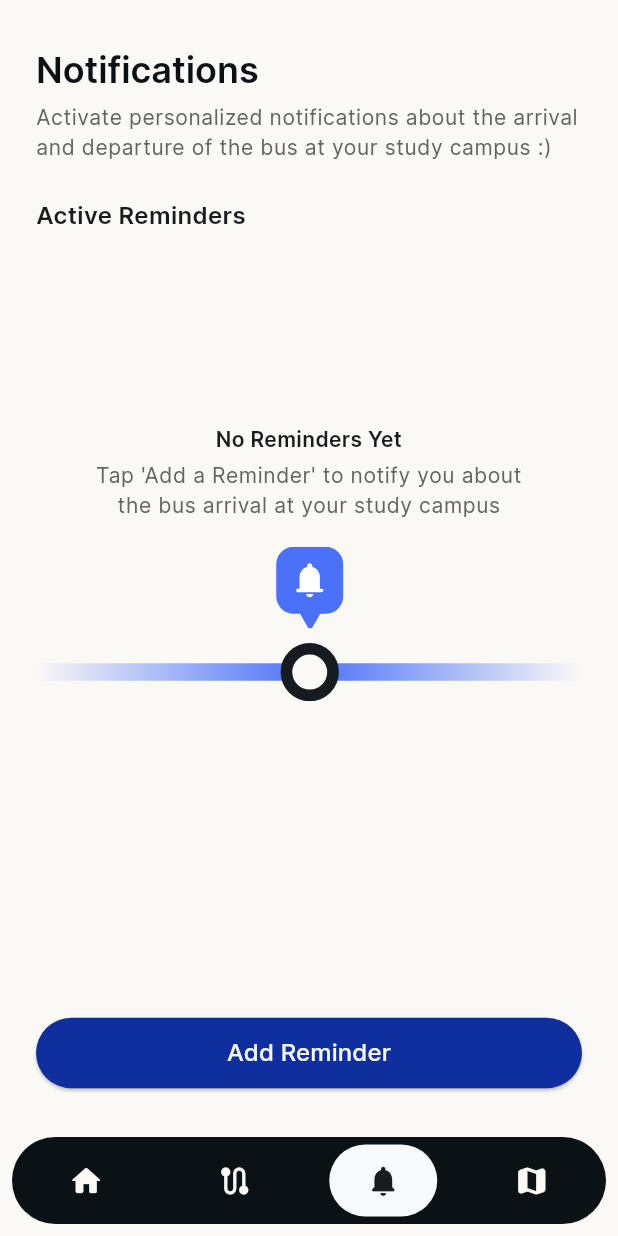
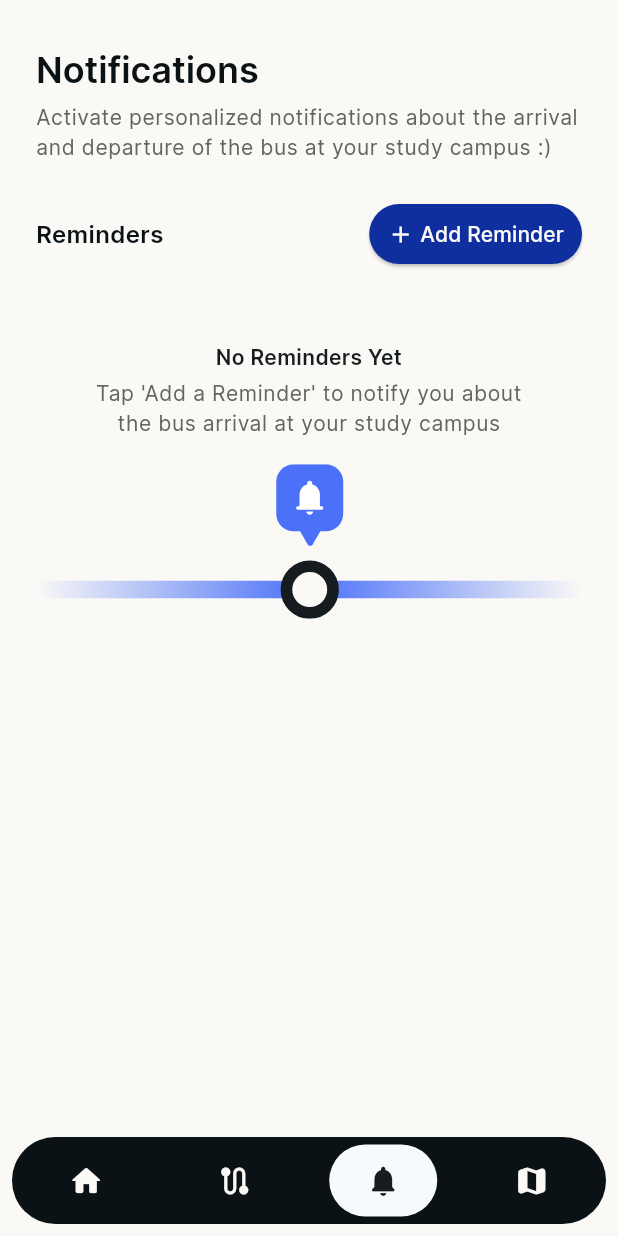
Before and after one commit to movilidad-up/simup-up-app, a Flutter app: the DashboardView screen opened directly, item 3 of the bottom bar chosen, on a phone screen of 412 x 824 dp. Run offline on Flutter 3.47's test engine with Material 3 defaults, Android fonts, the phone set to English and light mode, and no system bars; drawn by our look-alikes of showcaseview; our stand-ins replace flutter_local_notifications, flutter_svg, flutter_timezone, marquee, rx_shared_preferences, scrollable_positioned_list and 3 more; missing offline and left inert: cron, zoom_widget; accounts and stored records are empty; generated files the repository leaves out were written again; network calls fail.

Commit message:
SMP-018 - Updates add reminder button on Notifications View and solves overflowing issues.

```diff
--- a/lib/l10n/app_en.arb
+++ b/lib/l10n/app_en.arb
@@ -39,7 +39,7 @@
   "editReminder": "Edit Reminder",
   "addReminder": "Add Reminder",
   "updateReminder": "Update Reminder",
-  "activeReminders": "Active Reminders",
+  "activeReminders": "Reminders",
   "emptyReminders": "No Reminders Yet",
   "emptyRemindersDescription": "Tap 'Add a Reminder' to notify you about the bus arrival at your study campus",
   "emptyRoutes": "Bus is Resting",
--- a/lib/l10n/app_es.arb
+++ b/lib/l10n/app_es.arb
@@ -39,7 +39,7 @@
   "editReminder": "Editar recordatorio",
   "addReminder": "Añadir recordatorio",
   "updateReminder": "Actualizar recordatorio",
-  "activeReminders": "Recordatorios activos",
+  "activeReminders": "Recordatorios",
   "emptyReminders": "Aún no hay recordatorios",
   "emptyRoutes": "El bus esta descansando",
   "routeOneOperationsTime": "Recuerda que el bus esta funcional desde las 5:30 A.M. hasta las 7:00 P.M. en esta ruta.",
--- a/lib/views/components/empty-notifications.dart
+++ b/lib/views/components/empty-notifications.dart
@@ -10,7 +10,11 @@ class EmptyNotifications extends StatelessWidget {
   Widget build(BuildContext context) {
     double screenWidth = MediaQuery.of(context).size.width;
 
-    return Column(
+    return DecoratedBox(
+      decoration: const BoxDecoration(color: Colors.transparent),
+      child: Padding(
+        padding: const EdgeInsets.symmetric(vertical: 32.0),
+        child: Column(
           mainAxisAlignment: MainAxisAlignment.center,
           crossAxisAlignment: CrossAxisAlignment.center,
           children: [
@@ -47,6 +51,8 @@ class EmptyNotifications extends StatelessWidget {
                 ? "assets/images/illustrations/empty-reminders.svg"
                 : "assets/images/illustrations/empty-reminders-dark.svg"),
           ],
+        ),
+      ),
     );
   }
 }
--- /dev/null
+++ b/lib/views/components/label_button.dart
@@ -0,0 +1,59 @@
+import 'package:flutter/material.dart';
+import 'package:simup_up/views/styles/spaces.dart';
+
+class LabelButton extends StatelessWidget {
+  final IconData buttonIcon;
+  final String buttonText;
+  final VoidCallback onButtonPressed;
+  final bool hasPadding;
+  final bool isButtonEnabled;
+
+  const LabelButton({
+    Key? key,
+    required this.buttonText,
+    required this.onButtonPressed,
+    required this.isButtonEnabled,
+    this.hasPadding = true, required this.buttonIcon,
+  }) : super(key: key);
+
+  @override
+  Widget build(BuildContext context) {
+    return Padding(
+      padding: hasPadding ? const EdgeInsets.all(4.0) : EdgeInsets.zero,
+      child: ElevatedButton(
+        style: ElevatedButton.styleFrom(
+          animationDuration: const Duration(milliseconds: 200),
+          splashFactory: InkSparkle.splashFactory,
+          backgroundColor: Theme.of(context).colorScheme.primary,
+          disabledBackgroundColor: Theme.of(context).colorScheme.surfaceContainer,
+          shape: RoundedRectangleBorder(
+            borderRadius: BorderRadius.circular(24.0),
+          ),
+          padding: const EdgeInsets.symmetric(
+            horizontal: 12.0,
+              vertical: 8.0
+          ),
+        ),
+        onPressed: isButtonEnabled ? onButtonPressed : null,
+        child: Row(
+          children: [
+            Icon(
+                buttonIcon,
+                color: isButtonEnabled ? Theme.of(context).colorScheme.surface : Theme.of(context).colorScheme.onTertiaryContainer,
+            ),
+            HorizontalSpacing(4.0),
+            Text(
+              buttonText,
+              style: TextStyle(
+                fontFamily: 'Inter',
+                fontSize: 14.0,
+                fontWeight: FontWeight.w500,
+                color: isButtonEnabled ? Theme.of(context).colorScheme.surface : Theme.of(context).colorScheme.onTertiaryContainer,
+              ),
+            ),
+          ],
+        ),
+      ),
+    );
+  }
+}
--- a/lib/views/notifications_view.dart
+++ b/lib/views/notifications_view.dart
@@ -1,5 +1,6 @@
 import 'package:flutter/material.dart';
 import 'package:simup_up/views/components/empty-notifications.dart';
+import 'package:simup_up/views/components/label_button.dart';
 import 'package:simup_up/views/components/primary_button.dart';
 import 'package:simup_up/views/components/reminder_card.dart';
 import 'package:simup_up/views/styles/spaces.dart';
@@ -42,10 +43,11 @@ class _NotificationsViewState extends State<NotificationsView> {
     double screenWidth = MediaQuery.of(context).size.width;
     double screenHeight = MediaQuery.of(context).size.height;
 
-    return SafeArea(
-        child: SizedBox(
-      height: screenHeight,
-      width: screenWidth,
+    return CustomScrollView(
+      slivers: [
+        SliverFillRemaining(
+          hasScrollBody: false,
+          child: SafeArea(
               child: Column(
             children: [
               Padding(
@@ -62,7 +64,9 @@ class _NotificationsViewState extends State<NotificationsView> {
                             style: Theme.of(context).textTheme.displayMedium,
                             textAlign: TextAlign.start),
                         VerticalSpacing(8.0),
-                    Text(AppLocalizations.of(context)!.notificationsDescription,
+                        Text(
+                            AppLocalizations.of(context)!
+                                .notificationsDescription,
                             style: Theme.of(context).textTheme.bodySmall,
                             textAlign: TextAlign.start),
                       ],
@@ -71,15 +75,15 @@ class _NotificationsViewState extends State<NotificationsView> {
                 ),
               ),
               VerticalSpacing(24.0),
-          Expanded(
-              child: Padding(
+              Padding(
                 padding: const EdgeInsets.symmetric(horizontal: 24.0),
                 child: Column(
                   mainAxisAlignment: MainAxisAlignment.spaceBetween,
                   crossAxisAlignment: CrossAxisAlignment.start,
                   children: [
-                Column(
-                  crossAxisAlignment: CrossAxisAlignment.start,
+                    Row(
+                      mainAxisAlignment: MainAxisAlignment.spaceBetween,
+                      crossAxisAlignment: CrossAxisAlignment.center,
                       children: [
                         Text(
                           AppLocalizations.of(context)!.activeReminders,
@@ -88,38 +92,12 @@ class _NotificationsViewState extends State<NotificationsView> {
                               fontFamily: 'Inter',
                               fontSize: 16.0,
                               fontWeight: FontWeight.w600,
-                          color: Theme.of(context).colorScheme.onBackground),
+                              color: Theme.of(context).colorScheme.onSurface),
                         ),
-                    VerticalSpacing(16.0),
-                    SizedBox(
-                      width: screenWidth,
-                      height: screenHeight * 0.5,
-                      child: reminders.isEmpty
-                          ? const EmptyNotifications()
-                          : ListView.builder(
-                              itemCount: reminders.length,
-                              itemBuilder: (BuildContext context, int index) {
-                                return Padding(
-                                  padding: const EdgeInsets.only(bottom: 8.0),
-                                  child: ReminderCard(
-                                    campusIndex:
-                                        reminders.elementAt(index)["campus"],
-                                    dayOfWeekIndex:
-                                        reminders.elementAt(index)["day"],
-                                    operationTimeIndex:
-                                        reminders.elementAt(index)["time"],
-                                    reminderIndex: reminders.elementAt(index)["id"],
-                                    reminderItem: reminders.elementAt(index),
-                                    onReminderUpdated: _loadReminders,
-                                  ),
-                                );
-                              },
-                            ),
-                    ),
-                  ],
-                ),
-                PrimaryButton(
-                    buttonText: AppLocalizations.of(context)!.addReminder,
+                        LabelButton(
+                            buttonIcon: Icons.add,
+                            buttonText:
+                                AppLocalizations.of(context)!.addReminder,
                             hasPadding: false,
                             onButtonPressed: () {
                               Navigator.of(context)
@@ -132,10 +110,41 @@ class _NotificationsViewState extends State<NotificationsView> {
                             isButtonEnabled: true)
                       ],
                     ),
-          )),
-          VerticalSpacing(24.0)
+                    VerticalSpacing(16.0),
+                    reminders.isEmpty
+                        ? const EmptyNotifications()
+                        : SizedBox(
+                            width: screenWidth,
+                            height: screenHeight * 0.72,
+                            child: ListView.builder(
+                              physics: const NeverScrollableScrollPhysics(),
+                              itemCount: reminders.length,
+                              itemBuilder: (BuildContext context, int index) {
+                                return Padding(
+                                  padding: const EdgeInsets.only(bottom: 8.0),
+                                  child: ReminderCard(
+                                    campusIndex:
+                                        reminders.elementAt(index)["campus"],
+                                    dayOfWeekIndex:
+                                        reminders.elementAt(index)["day"],
+                                    operationTimeIndex:
+                                        reminders.elementAt(index)["time"],
+                                    reminderIndex:
+                                        reminders.elementAt(index)["id"],
+                                    reminderItem: reminders.elementAt(index),
+                                    onReminderUpdated: _loadReminders,
+                                  ),
+                                );
+                              },
+                            ),
+                          ),
                   ],
                 ),
-    ));
+              ),
+            ],
+          )),
+        )
+      ],
+    );
   }
 }
```
Lines whose indentation alone changed are shown as unchanged.
